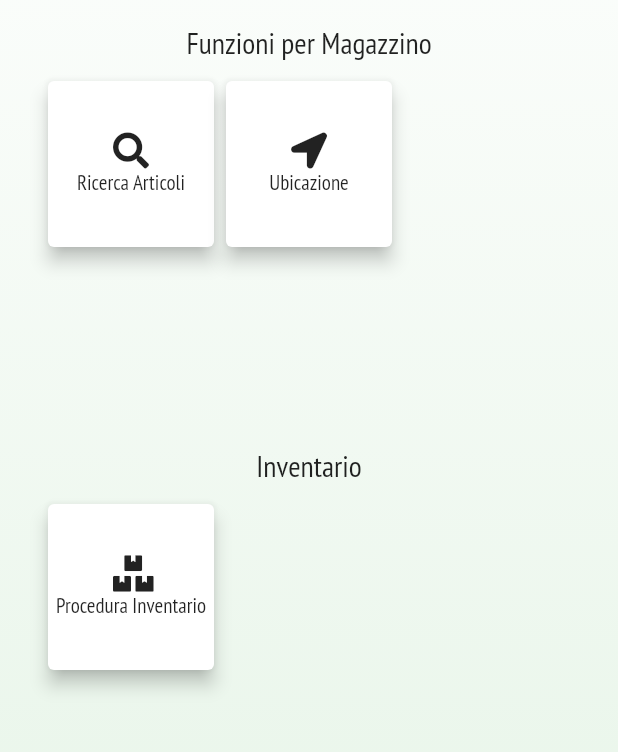
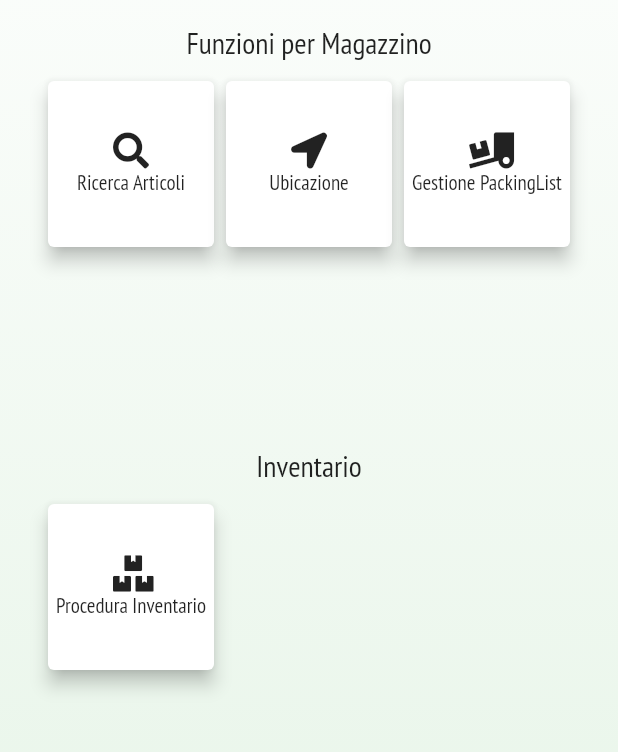
Before and after one commit to lucaciotti/Arca_App, a Flutter app: the screen it shows after launch, on a phone screen of 412 x 824 dp, the part 336-1088 px from its top. Run offline on Flutter 3.47's test engine with Material 2 defaults, Android fonts, the phone set to English and light mode, and no system bars; our stand-ins replace fluro, font_awesome_flutter, tuple; missing offline and left inert: barcode_scan; statements that could not run were skipped.

Commit message:
Release 1.0

```diff
--- a/lib/pages/home_page.dart
+++ b/lib/pages/home_page.dart
@@ -24,9 +24,9 @@ class HomePageState extends State<HomePage> with TickerProviderStateMixin {
   }
 
   void _showNotImplementedMessage() {
-    Navigator.pop(context); // Dismiss the drawer.
+    // Navigator.pop(context); // Dismiss the drawer.
     _scaffoldKey.currentState.showSnackBar(
-        const SnackBar(content: Text("The drawer's items don't do anything")));
+        const SnackBar(content: Text("Not yet implemented...")));
   }
 
   @override
@@ -85,7 +85,21 @@ class HomePageState extends State<HomePage> with TickerProviderStateMixin {
                 ]),
               ),
             ),
-            onTap: () { },
+            onTap: () { _showNotImplementedMessage(); },
+          ),
+          new GestureDetector(
+            child: new Card(
+              elevation: 5.0,
+              child: new Center(
+                child: Column(
+                  mainAxisAlignment: MainAxisAlignment.center,
+                  children: [
+                  Icon(FontAwesomeIcons.truckLoading),
+                  new Text('Gestione PackingList'),
+                ]),
+              ),
+            ),
+            onTap: () { _showNotImplementedMessage(); },
           ),
         ]),
       ),
```
Also changed, not shown: lib/pages/inventory/coupon_page.dart (+15 -2 lines), 6 other files.
